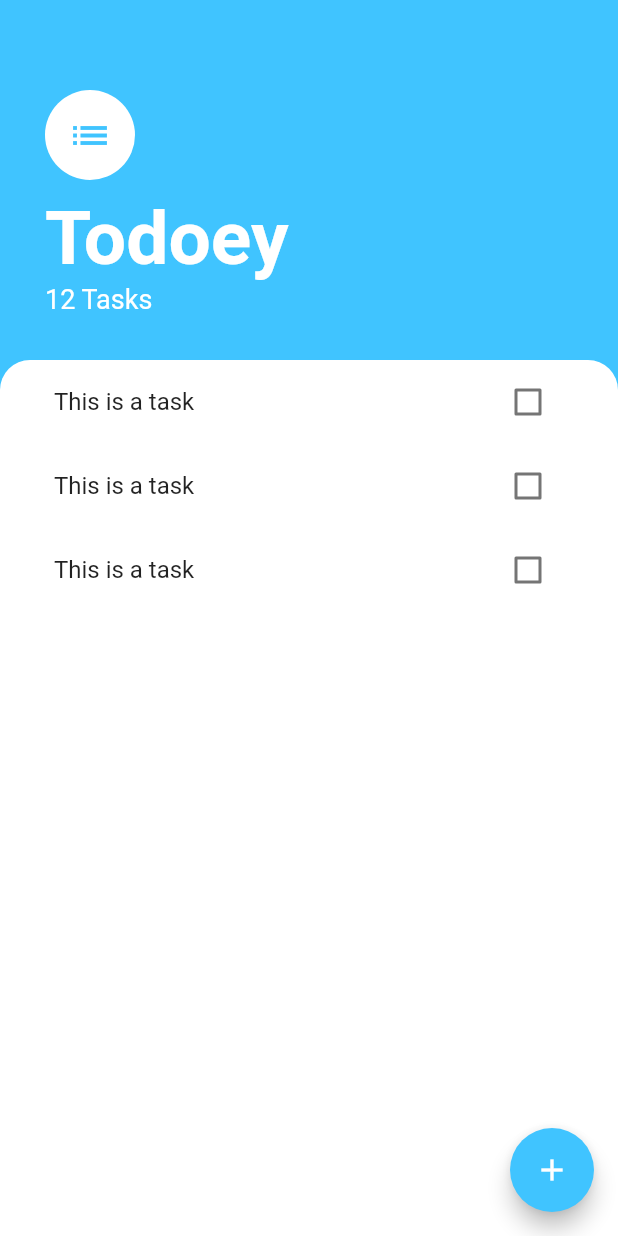
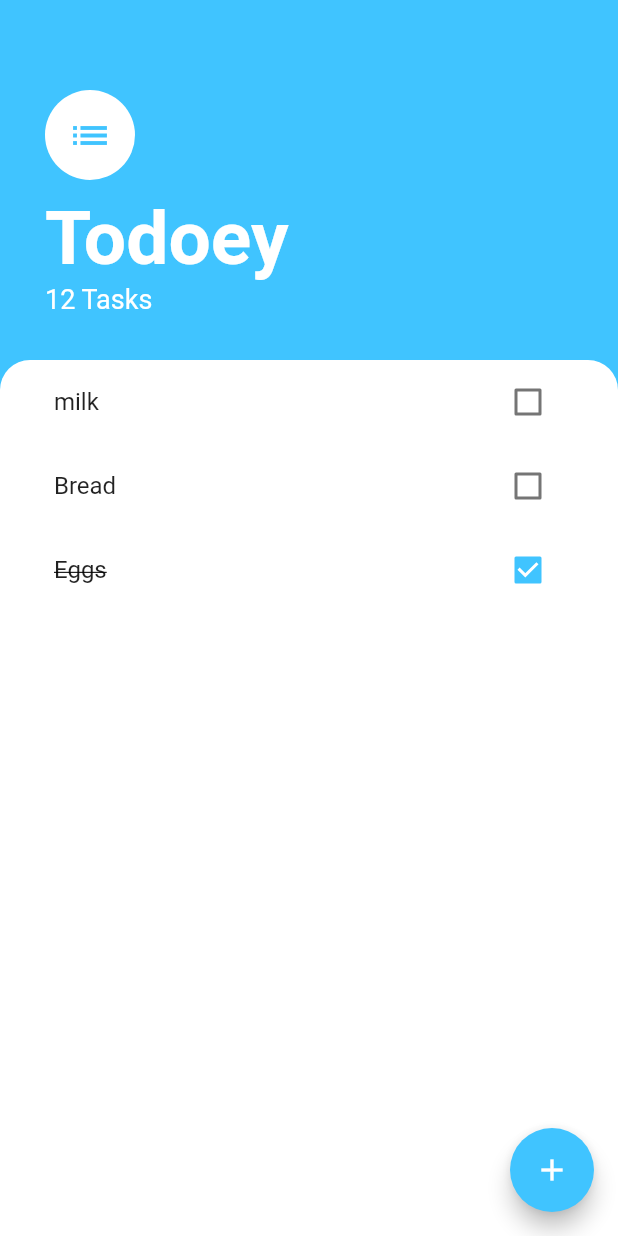
Before and after one commit to ABKZR/flutter_projects, a Flutter app: the TaskScreen screen opened directly, on a phone screen of 412 x 824 dp. Run offline on Flutter 3.47's test engine with Material 2 defaults, Android fonts, the phone set to English and light mode, and no system bars.

Commit message:
adding new feature

```diff
--- /dev/null
+++ b/lib/Todoey/model/task.dart
@@ -0,0 +1,11 @@
+class Task{
+  final String name;
+  bool isDone;
+
+  Task({required this.name, this.isDone=false});
+
+  void toggleDone(){
+
+    isDone=!isDone;
+  }
+}
--- a/lib/Todoey/screens/tasks_screens.dart
+++ b/lib/Todoey/screens/tasks_screens.dart
@@ -3,7 +3,6 @@ import 'package:flutter_project/Todoey/screens/add_tasks.dart';
 import 'package:flutter_project/Todoey/widgets/task_list.dart';
 
 class TaskScreen extends StatelessWidget {
-
 
 
   @override
--- a/lib/Todoey/widgets/task_list.dart
+++ b/lib/Todoey/widgets/task_list.dart
@@ -1,15 +1,35 @@
 import 'package:flutter/material.dart';
+import 'package:flutter_project/Todoey/model/task.dart';
 import 'package:flutter_project/Todoey/widgets/task_tile.dart';
 
-class TasksList extends StatelessWidget {
+class TasksList extends StatefulWidget {
+  @override
+  _TasksListState createState() => _TasksListState();
+}
+
+class _TasksListState extends State<TasksList> {
+  List<Task> tasks = [
+    Task(
+      name: "milk",
+    ),
+    Task(
+      name: "Bread",
+    ),
+    Task(name: "Eggs", isDone: true)
+  ];
   @override
   Widget build(BuildContext context) {
-    return ListView(
-      children: [
-      TaskTile(),
-      TaskTile(),
-      TaskTile()
-    ],
+    return ListView.builder(itemBuilder: (context, index) {
+      return TaskTile(
+          taskTitle: tasks[index].name,
+          isChecked: tasks[index].isDone,
+          checkboxCallback: (val){
+        setState(() {
+          tasks[index].toggleDone();
+        });
+      });
+    },
+    itemCount: tasks.length,
     );
   }
 }
--- a/lib/Todoey/widgets/task_tile.dart
+++ b/lib/Todoey/widgets/task_tile.dart
@@ -1,12 +1,23 @@
-
 import 'package:flutter/material.dart';
 
 class TaskTile extends StatelessWidget {
+  TaskTile({required this.taskTitle,required this.isChecked,required this.checkboxCallback});
+
+  final bool isChecked;
+  final String taskTitle;
+  final Function checkboxCallback;
   @override
   Widget build(BuildContext context) {
     return ListTile(
-      title: Text('This is a task'),
-      trailing: Checkbox(value: false, onChanged: (bool? value) { },),
+      title: Text(taskTitle,
+      style: TextStyle(decoration: isChecked? TextDecoration.lineThrough: null),),
+      trailing: Checkbox(
+      value: isChecked,
+      activeColor: Colors.lightBlueAccent,
+      onChanged: (val){
+        checkboxCallback(val);
+      },
+    ),
     );
   }
 }
```
